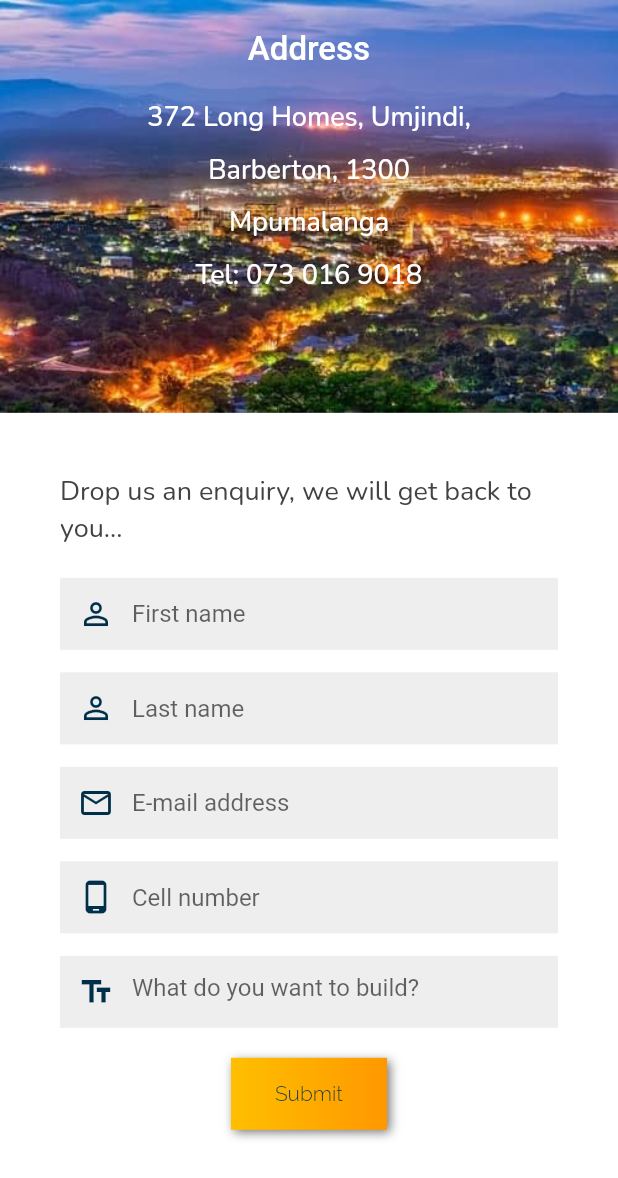
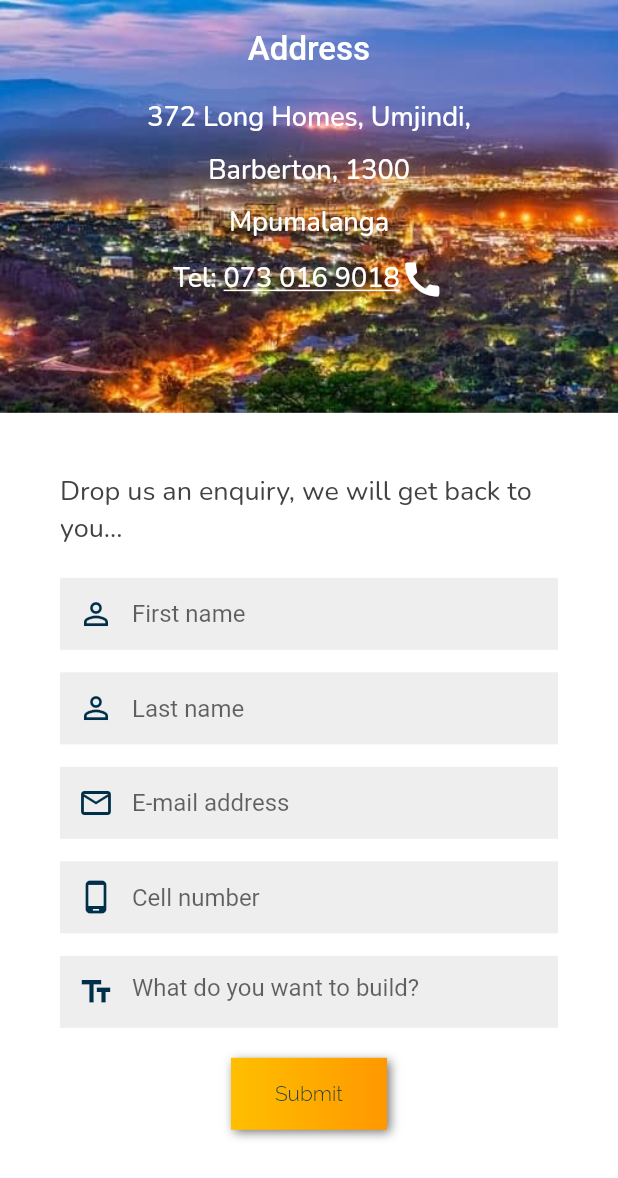
Before and after one commit to ryanemm/kosi_connect, a Flutter app: the ContactSection widget shown alone on an empty page, opened directly, on a phone screen of 412 x 824 dp. Shown: the top 1178 px of the screen. Run offline on Flutter 3.47's test engine with Material 2 defaults, Android fonts, the phone set to English and light mode, and no system bars; our stand-ins replace animated_text_kit, google_fonts, outline_gradient_button, responsive_framework; missing offline and left inert: assorted_layout_widgets, shape_of_view.

Commit message:
add call launcher

```diff
--- a/lib/Sections/Contact/contact_section.dart
+++ b/lib/Sections/Contact/contact_section.dart
@@ -1,7 +1,6 @@
-import 'package:animated_text_kit/animated_text_kit.dart';
 import "package:flutter/material.dart";
 import "package:google_fonts/google_fonts.dart";
-import "package:assorted_layout_widgets/assorted_layout_widgets.dart";
+import "package:url_launcher/url_launcher.dart";
 import 'package:kosi_connect/Sections/Contact/contact_form.dart';
 
 class ContactSection extends StatelessWidget {
@@ -57,12 +56,35 @@ class ContactSection extends StatelessWidget {
                             color: Colors.white),
                       ),
                       SizedBox(height: 10),
-                      Text(
-                        "Tel: 073 016 9018",
-                        style: GoogleFonts.nunito(
-                            fontSize: 18,
-                            fontWeight: FontWeight.w500,
-                            color: Colors.white),
+                      GestureDetector(
+                        onTap: () {
+                          launch("tel:+27 73 016 9018");
+                        },
+                        child: Row(
+                          mainAxisAlignment: MainAxisAlignment.center,
+                          children: [
+                            Text("Tel: ",
+                                style: GoogleFonts.nunito(
+                                  fontSize: 18,
+                                  fontWeight: FontWeight.w500,
+                                  color: Colors.white,
+                                )),
+                            Text("073 016 9018",
+                                style: GoogleFonts.nunito(
+                                  fontSize: 18,
+                                  fontWeight: FontWeight.w500,
+                                  color: Colors.white,
+                                  decoration: TextDecoration.underline,
+                                  decorationColor: Colors.white,
+                                  decorationThickness: 2,
+                                )),
+                            Icon(
+                              Icons.call,
+                              color: Colors.white,
+                              size: 30,
+                            ),
+                          ],
+                        ),
                       ),
                     ],
                   )
--- a/lib/Sections/RecentWork/Components/Mobile/project_card_website.dart
+++ b/lib/Sections/RecentWork/Components/Mobile/project_card_website.dart
@@ -38,7 +38,7 @@ class ProjectCardWebsite extends StatelessWidget {
                 style: GoogleFonts.nunito(
                   color: Colors.grey[800],
                   fontSize: 18,
-                  fontWeight: FontWeight.w300,
+                  fontWeight: FontWeight.w400,
                 ),
                 textAlign: TextAlign.center,
               ),
--- a/lib/Sections/Testimonials/testimonial_mobile.dart
+++ b/lib/Sections/Testimonials/testimonial_mobile.dart
@@ -22,7 +22,7 @@ class TestimonialMobile extends StatelessWidget {
             style: GoogleFonts.nunito(
               fontSize: 18,
               color: Colors.grey[800],
-              fontWeight: FontWeight.w300,
+              fontWeight: FontWeight.w400,
             ),
           ),
           SizedBox(height: 10),
```
Also changed, not shown: 1 other file.
